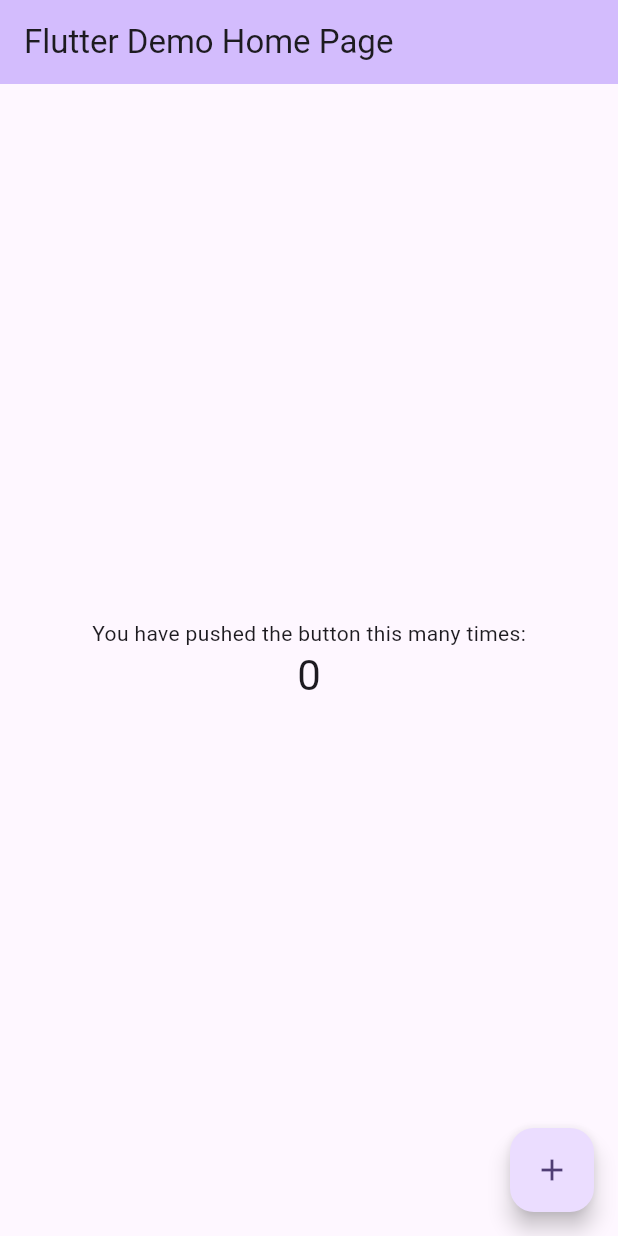
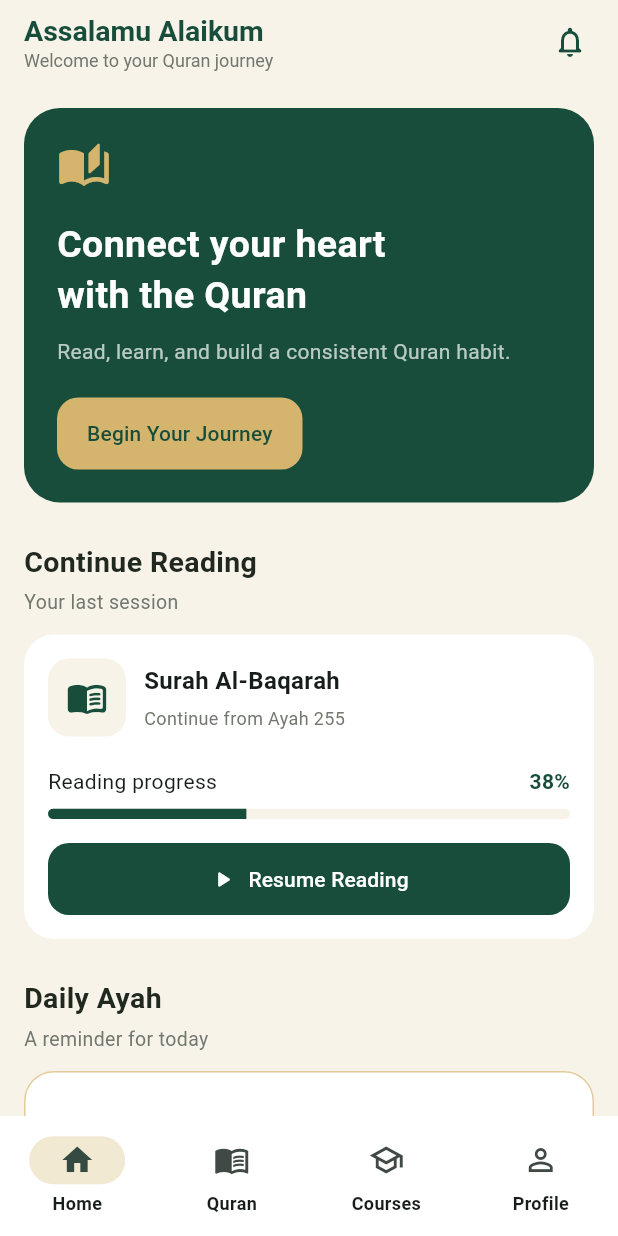
Before and after one commit to tayyab-m-dev/online-quran-flutter, a Flutter app: the screen it shows after launch, on a phone screen of 412 x 824 dp. Run offline on Flutter 3.47's test engine with Material 3 defaults, Android fonts, the phone set to English and light mode, and no system bars.

Commit message:
Build home screen and app navigation

```diff
--- /dev/null
+++ b/lib/app.dart
@@ -0,0 +1,18 @@
+
+import 'package:flutter/material.dart';
+import 'theme/app_theme.dart';
+import 'navigation/main_navigation.dart';
+
+class QuranApp extends StatelessWidget {
+  const QuranApp({super.key});
+
+  @override
+  Widget build(BuildContext context) {
+    return MaterialApp(
+      title: 'Online Quran System',
+      debugShowCheckedModeBanner: false,
+      theme: AppTheme.lightTheme,
+      home: const MainNavigation(),
+    );
+  }
+}
--- a/lib/main.dart
+++ b/lib/main.dart
@@ -1,122 +1,7 @@
+
 import 'package:flutter/material.dart';
+import 'app.dart';
 
 void main() {
-  runApp(const MyApp());
+  runApp(const QuranApp());
 }
-
-class MyApp extends StatelessWidget {
-  const MyApp({super.key});
-
-  // This widget is the root of your application.
-  @override
-  Widget build(BuildContext context) {
-    return MaterialApp(
-      title: 'Flutter Demo',
-      theme: ThemeData(
-        // This is the theme of your application.
-        //
-        // TRY THIS: Try running your application with "flutter run". You'll see
-        // the application has a purple toolbar. Then, without quitting the app,
-        // try changing the seedColor in the colorScheme below to Colors.green
-        // and then invoke "hot reload" (save your changes or press the "hot
-        // reload" button in a Flutter-supported IDE, or press "r" if you used
-        // the command line to start the app).
-        //
-        // Notice that the counter didn't reset back to zero; the application
-        // state is not lost during the reload. To reset the state, use hot
-        // restart instead.
-        //
-        // This works for code too, not just values: Most code changes can be
-        // tested with just a hot reload.
-        colorScheme: .fromSeed(seedColor: Colors.deepPurple),
-      ),
-      home: const MyHomePage(title: 'Flutter Demo Home Page'),
-    );
-  }
-}
-
-class MyHomePage extends StatefulWidget {
-  const MyHomePage({super.key, required this.title});
-
-  // This widget is the home page of your application. It is stateful, meaning
-  // that it has a State object (defined below) that contains fields that affect
-  // how it looks.
-
-  // This class is the configuration for the state. It holds the values (in this
-  // case the title) provided by the parent (in this case the App widget) and
-  // used by the build method of the State. Fields in a Widget subclass are
-  // always marked "final".
-
-  final String title;
-
-  @override
-  State<MyHomePage> createState() => _MyHomePageState();
-}
-
-class _MyHomePageState extends State<MyHomePage> {
-  int _counter = 0;
-
-  void _incrementCounter() {
-    setState(() {
-      // This call to setState tells the Flutter framework that something has
-      // changed in this State, which causes it to rerun the build method below
-      // so that the display can reflect the updated values. If we changed
-      // _counter without calling setState(), then the build method would not be
-      // called again, and so nothing would appear to happen.
-      _counter++;
-    });
-  }
-
-  @override
-  Widget build(BuildContext context) {
-    // This method is rerun every time setState is called, for instance as done
-    // by the _incrementCounter method above.
-    //
-    // The Flutter framework has been optimized to make rerunning build methods
-    // fast, so that you can just rebuild anything that needs updating rather
-    // than having to individually change instances of widgets.
-    return Scaffold(
-      appBar: AppBar(
-        // TRY THIS: Try changing the color here to a specific color (to
-        // Colors.amber, perhaps?) and trigger a hot reload to see the AppBar
-        // change color while the other colors stay the same.
-        backgroundColor: Theme.of(context).colorScheme.inversePrimary,
-        // Here we take the value from the MyHomePage object that was created by
-        // the App.build method, and use it to set our appbar title.
-        title: Text(widget.title),
-      ),
-      body: Center(
-        // Center is a layout widget. It takes a single child and positions it
-        // in the middle of the parent.
-        child: Column(
-          // Column is also a layout widget. It takes a list of children and
-          // arranges them vertically. By default, it sizes itself to fit its
-          // children horizontally, and tries to be as tall as its parent.
-          //
-          // Column has various properties to control how it sizes itself and
-          // how it positions its children. Here we use mainAxisAlignment to
-          // center the children vertically; the main axis here is the vertical
-          // axis because Columns are vertical (the cross axis would be
-          // horizontal).
-          //
-          // TRY THIS: Invoke "debug painting" (choose the "Toggle Debug Paint"
-          // action in the IDE, or press "p" in the console), to see the
-          // wireframe for each widget.
-          mainAxisAlignment: .center,
-          children: [
-            const Text('You have pushed the button this many times:'),
-            Text(
-              '$_counter',
-              style: Theme.of(context).textTheme.headlineMedium,
-            ),
-          ],
-        ),
-      ),
-      floatingActionButton: FloatingActionButton(
-        onPressed: _incrementCounter,
-        tooltip: 'Increment',
-        child: const Icon(Icons.add),
-      ),
-    );
-  }
-}
--- /dev/null
+++ b/lib/navigation/main_navigation.dart
@@ -0,0 +1,84 @@
+
+import 'package:flutter/material.dart';
+import '../theme/app_theme.dart';
+import '../screens/home/home_screen.dart';
+
+
+class MainNavigation extends StatefulWidget {
+  const MainNavigation({super.key});
+
+  @override
+  State<MainNavigation> createState() => _MainNavigationState();
+}
+
+class _MainNavigationState extends State<MainNavigation> {
+  int _selectedIndex = 0;
+
+  final List<Widget> _screens = const [
+    HomeScreen(),
+    PlaceholderScreen(title: 'Quran'),
+    PlaceholderScreen(title: 'Courses'),
+    PlaceholderScreen(title: 'Profile'),
+  ];
+
+  @override
+  Widget build(BuildContext context) {
+    return Scaffold(
+      body: IndexedStack(
+        index: _selectedIndex,
+        children: _screens,
+      ),
+      bottomNavigationBar: NavigationBar(
+        selectedIndex: _selectedIndex,
+        onDestinationSelected: (index) {
+          setState(() {
+            _selectedIndex = index;
+          });
+        },
+        destinations: const [
+          NavigationDestination(
+            icon: Icon(Icons.home_outlined),
+            selectedIcon: Icon(Icons.home),
+            label: 'Home',
+          ),
+          NavigationDestination(
+            icon: Icon(Icons.menu_book_outlined),
+            selectedIcon: Icon(Icons.menu_book),
+            label: 'Quran',
+          ),
+          NavigationDestination(
+            icon: Icon(Icons.school_outlined),
+            selectedIcon: Icon(Icons.school),
+            label: 'Courses',
+          ),
+          NavigationDestination(
+            icon: Icon(Icons.person_outline),
+            selectedIcon: Icon(Icons.person),
+            label: 'Profile',
+          ),
+        ],
+      ),
+    );
+  }
+}
+
+class PlaceholderScreen extends StatelessWidget {
+  const PlaceholderScreen({super.key, required this.title});
+
+  final String title;
+
+  @override
+  Widget build(BuildContext context) {
+    return Scaffold(
+      appBar: AppBar(title: Text(title)),
+      body: Center(
+        child: Text(
+          '$title screen coming soon',
+          style: Theme.of(context).textTheme.titleLarge?.copyWith(
+            color: AppTheme.forestGreen,
+          ),
+        ),
+      ),
+    );
+  }
+}
--- /dev/null
+++ b/lib/screens/home/home_screen.dart
@@ -0,0 +1,347 @@
+
+import 'package:flutter/material.dart';
+import '../../theme/app_theme.dart';
+
+class HomeScreen extends StatelessWidget {
+  const HomeScreen({super.key});
+
+  void _showMessage(BuildContext context, String message) {
+    ScaffoldMessenger.of(context).showSnackBar(
+      SnackBar(content: Text(message)),
+    );
+  }
+
+  @override
+  Widget build(BuildContext context) {
+    return Scaffold(
+      appBar: AppBar(
+        title: const Column(
+          crossAxisAlignment: CrossAxisAlignment.start,
+          children: [
+            Text(
+              'Assalamu Alaikum',
+              style: TextStyle(fontSize: 19, fontWeight: FontWeight.bold),
+            ),
+            Text(
+              'Welcome to your Quran journey',
+              style: TextStyle(fontSize: 12, color: AppTheme.textMuted),
+            ),
+          ],
+        ),
+        actions: [
+          IconButton(
+            onPressed: () => _showMessage(
+              context,
+              'Notifications will be available in a future update.',
+            ),
+            icon: const Icon(Icons.notifications_none_rounded),
+            tooltip: 'Notifications',
+          ),
+          const SizedBox(width: 8),
+        ],
+      ),
+      body: SingleChildScrollView(
+        padding: const EdgeInsets.all(16),
+        child: Column(
+          crossAxisAlignment: CrossAxisAlignment.start,
+          children: [
+            _buildWelcomeCard(context),
+            const SizedBox(height: 26),
+            _buildSectionTitle('Continue Reading', 'Your last session'),
+            const SizedBox(height: 12),
+            _buildContinueReadingCard(context),
+            const SizedBox(height: 26),
+            _buildSectionTitle('Daily Ayah', 'A reminder for today'),
+            const SizedBox(height: 12),
+            _buildDailyAyahCard(),
+            const SizedBox(height: 26),
+            _buildSectionTitle('Explore Learning', 'Start learning today'),
+            const SizedBox(height: 12),
+            _buildLearningOptions(context),
+            const SizedBox(height: 20),
+          ],
+        ),
+      ),
+    );
+  }
+
+  Widget _buildWelcomeCard(BuildContext context) {
+    return Container(
+      width: double.infinity,
+      padding: const EdgeInsets.all(22),
+      decoration: BoxDecoration(
+        color: AppTheme.forestGreen,
+        borderRadius: BorderRadius.circular(24),
+      ),
+      child: Column(
+        crossAxisAlignment: CrossAxisAlignment.start,
+        children: [
+          const Icon(
+            Icons.auto_stories_rounded,
+            color: AppTheme.softGold,
+            size: 36,
+          ),
+          const SizedBox(height: 16),
+          const Text(
+            'Connect your heart\nwith the Quran',
+            style: TextStyle(
+              color: Colors.white,
+              fontSize: 25,
+              height: 1.35,
+              fontWeight: FontWeight.bold,
+            ),
+          ),
+          const SizedBox(height: 10),
+          const Text(
+            'Read, learn, and build a consistent Quran habit.',
+            style: TextStyle(
+              color: Colors.white70,
+              fontSize: 14,
+              height: 1.5,
+            ),
+          ),
+          const SizedBox(height: 20),
+          FilledButton(
+            onPressed: () => _showMessage(
+              context,
+              'Your Quran reading journey starts here.',
+            ),
+            style: FilledButton.styleFrom(
+              backgroundColor: AppTheme.softGold,
+              foregroundColor: AppTheme.forestGreen,
+            ),
+            child: const Text('Begin Your Journey'),
+          ),
+        ],
+      ),
+    );
+  }
+
+  Widget _buildSectionTitle(String title, String subtitle) {
+    return Column(
+      crossAxisAlignment: CrossAxisAlignment.start,
+      children: [
+        Text(
+          title,
+          style: const TextStyle(
+            fontSize: 19,
+            fontWeight: FontWeight.bold,
+            color: AppTheme.textDark,
+          ),
+        ),
+        const SizedBox(height: 4),
+        Text(
+          subtitle,
+          style: const TextStyle(
+            fontSize: 13,
+            color: AppTheme.textMuted,
+          ),
+        ),
+      ],
+    );
+  }
+
+  Widget _buildContinueReadingCard(BuildContext context) {
+    return Card(
+      child: Padding(
+        padding: const EdgeInsets.all(16),
+        child: Column(
+          crossAxisAlignment: CrossAxisAlignment.start,
+          children: [
+            Row(
+              children: [
+                Container(
+                  padding: const EdgeInsets.all(12),
+                  decoration: BoxDecoration(
+                    color: AppTheme.warmCream,
+                    borderRadius: BorderRadius.circular(14),
+                  ),
+                  child: const Icon(
+                    Icons.menu_book_rounded,
+                    color: AppTheme.forestGreen,
+                    size: 28,
+                  ),
+                ),
+                const SizedBox(width: 12),
+                const Expanded(
+                  child: Column(
+                    crossAxisAlignment: CrossAxisAlignment.start,
+                    children: [
+                      Text(
+                        'Surah Al-Baqarah',
+                        style: TextStyle(
+                          fontWeight: FontWeight.bold,
+                          fontSize: 16,
+                        ),
+                      ),
+                      SizedBox(height: 5),
+                      Text(
+                        'Continue from Ayah 255',
+                        style: TextStyle(
+                          color: AppTheme.textMuted,
+                          fontSize: 12,
+                        ),
+                      ),
+                    ],
+                  ),
+                ),
+              ],
+            ),
+            const SizedBox(height: 20),
+            const Row(
+              mainAxisAlignment: MainAxisAlignment.spaceBetween,
+              children: [
+                Text('Reading progress'),
+                Text(
+                  '38%',
+                  style: TextStyle(
+                    color: AppTheme.forestGreen,
+                    fontWeight: FontWeight.bold,
+                  ),
+                ),
+              ],
+            ),
+            const SizedBox(height: 8),
+            ClipRRect(
+              borderRadius: BorderRadius.circular(10),
+              child: const LinearProgressIndicator(
+                value: 0.38,
+                minHeight: 7,
+                backgroundColor: AppTheme.warmCream,
+                color: AppTheme.forestGreen,
+              ),
+            ),
+            const SizedBox(height: 16),
+            SizedBox(
+              width: double.infinity,
+              child: FilledButton.icon(
+                onPressed: () => _showMessage(
+                  context,
+                  'The Quran reading screen is coming next.',
+                ),
+                icon: const Icon(Icons.play_arrow_rounded),
+                label: const Text('Resume Reading'),
+              ),
+            ),
+          ],
+        ),
+      ),
+    );
+  }
+
+  Widget _buildDailyAyahCard() {
+    return Card(
+      child: Container(
+        width: double.infinity,
+        padding: const EdgeInsets.all(20),
+        decoration: BoxDecoration(
+          borderRadius: BorderRadius.circular(20),
+          border: Border.all(color: AppTheme.softGold.withValues(alpha: 0.7)),
+        ),
+        child: const Column(
+          children: [
+            Icon(
+              Icons.format_quote_rounded,
+              color: AppTheme.softGold,
+              size: 30,
+            ),
+            SizedBox(height: 10),
+            Text(
+              'فَإِنَّ مَعَ الْعُسْرِ يُسْرًا',
+              textAlign: TextAlign.center,
+              textDirection: TextDirection.rtl,
+              style: TextStyle(
+                fontSize: 27,
+                height: 1.8,
+                color: AppTheme.forestGreen,
+                fontWeight: FontWeight.w600,
+              ),
+            ),
+            SizedBox(height: 12),
+            Text(
+              '“For indeed, with hardship comes ease.”',
+              textAlign: TextAlign.center,
+              style: TextStyle(
+                fontSize: 14,
+                height: 1.6,
+                color: AppTheme.textDark,
+              ),
+            ),
+            SizedBox(height: 8),
+            Text(
+              'Surah Ash-Sharh · 94:5',
+              style: TextStyle(
+                color: AppTheme.textMuted,
+                fontSize: 12,
+              ),
+            ),
+          ],
+        ),
+      ),
+    );
+  }
+
+  Widget _buildLearningOptions(BuildContext context) {
+    return Column(
+      children: [
+        _buildLearningTile(
+          context,
+          icon: Icons.menu_book_rounded,
+          title: 'Quran Reading',
+          subtitle: 'Read Surahs and their translations',
+        ),
+        const SizedBox(height: 10),
+        _buildLearningTile(
+          context,
+          icon: Icons.record_voice_over_rounded,
+          title: 'Learn Tajweed',
+          subtitle: 'Improve your Quran recitation',
+        ),
+        const SizedBox(height: 10),
+        _buildLearningTile(
+          context,
+          icon: Icons.school_rounded,
+          title: 'Madani Qaida',
+          subtitle: 'Build your Arabic reading foundation',
+        ),
+      ],
+    );
+  }
+
+  Widget _buildLearningTile(
+      BuildContext context, {
+        required IconData icon,
+        required String title,
+        required String subtitle,
+      }) {
+    return Card(
+      child: ListTile(
+        contentPadding: const EdgeInsets.symmetric(
+          horizontal: 14,
+          vertical: 6,
+        ),
+        leading: Container(
+          padding: const EdgeInsets.all(10),
+          decoration: BoxDecoration(
+            color: AppTheme.warmCream,
+            borderRadius: BorderRadius.circular(12),
+          ),
+          child: Icon(icon, color: AppTheme.forestGreen),
+        ),
+        title: Text(
+          title,
+          style: const TextStyle(fontWeight: FontWeight.w600),
+        ),
+        subtitle: Text(
+          subtitle,
+          style: const TextStyle(fontSize: 12),
+        ),
+        trailing: const Icon(Icons.arrow_forward_ios_rounded, size: 16),
+        onTap: () => _showMessage(
+          context,
+          '$title will be connected to its screen soon.',
+        ),
+      ),
+    );
+  }
+}
--- /dev/null
+++ b/lib/theme/app_theme.dart
@@ -0,0 +1,58 @@
+
+import 'package:flutter/material.dart';
+
+class AppTheme {
+  static const Color forestGreen = Color(0xFF174D3A);
+  static const Color warmCream = Color(0xFFF7F3E8);
+  static const Color softGold = Color(0xFFD5B56D);
+  static const Color white = Color(0xFFFFFFFF);
+  static const Color textDark = Color(0xFF202820);
+  static const Color textMuted = Color(0xFF72776F);
+
+  static ThemeData get lightTheme {
+    return ThemeData(
+      useMaterial3: true,
+      scaffoldBackgroundColor: warmCream,
+      colorScheme: ColorScheme.fromSeed(
+        seedColor: forestGreen,
+        primary: forestGreen,
+        secondary: softGold,
+        surface: white,
+      ),
+      appBarTheme: const AppBarTheme(
+        backgroundColor: warmCream,
+        foregroundColor: forestGreen,
+        elevation: 0,
+        centerTitle: false,
+      ),
+      cardTheme: CardThemeData(
+        color: white,
+        elevation: 0,
+        shape: RoundedRectangleBorder(
+          borderRadius: BorderRadius.circular(20),
+        ),
+        margin: EdgeInsets.zero,
+      ),
+      navigationBarTheme: NavigationBarThemeData(
+        backgroundColor: white,
+        indicatorColor: softGold.withValues(alpha: 0.30),
+        labelTextStyle: const WidgetStatePropertyAll(
+          TextStyle(fontSize: 12, fontWeight: FontWeight.w600),
+        ),
+      ),
+      filledButtonTheme: FilledButtonThemeData(
+        style: FilledButton.styleFrom(
+          backgroundColor: forestGreen,
+          foregroundColor: white,
+          padding: const EdgeInsets.symmetric(
+            horizontal: 20,
+            vertical: 14,
+          ),
+          shape: RoundedRectangleBorder(
+            borderRadius: BorderRadius.circular(14),
+          ),
+        ),
+      ),
+    );
+  }
+}
```
Also changed, not shown: 1 other file.
